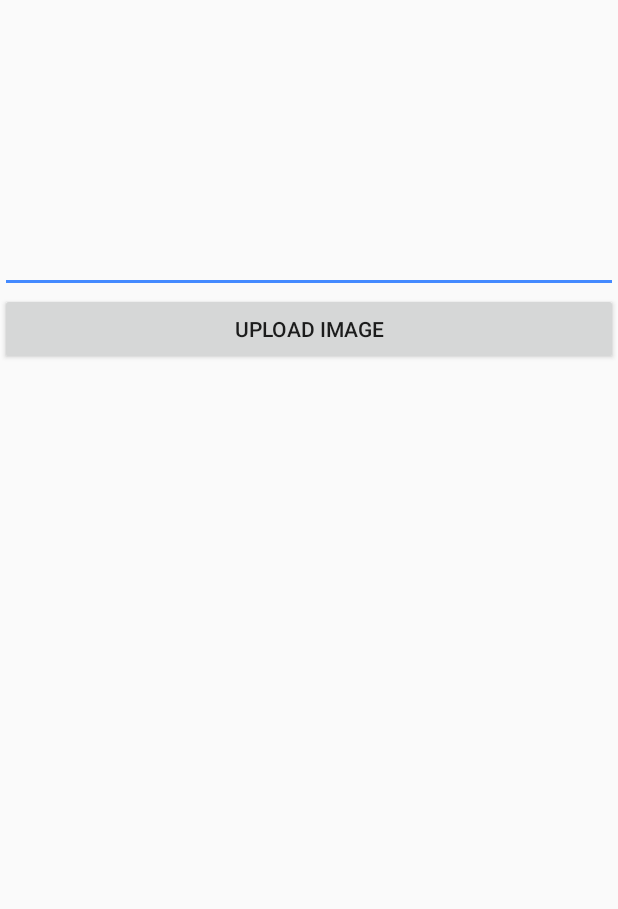
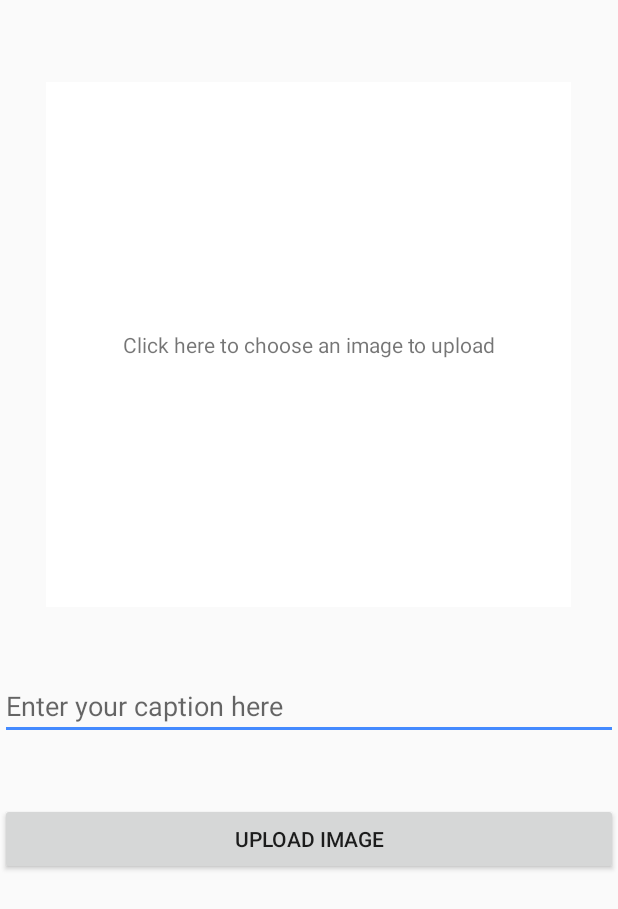
Before and after one commit to Jeandsmith/AASMM, an Android app: the CreateNewImagePostActivity screen opened directly, with no data from a screen before it, on a phone screen of 412 x 824 dp. Shown: the top 909 px of the screen. Run offline under Robolectric (Android 15) with nearby library versions, the phone set to English and light mode, and no system bars.

Commit message:
Added most of CreateNewImagePostActivity, added click here text

```diff
--- a/app/src/main/res/layout/activity_create_new_image_post.xml
+++ b/app/src/main/res/layout/activity_create_new_image_post.xml
@@ -6,25 +6,60 @@
     android:layout_height="match_parent"
     tools:context=".CreateNewImagePostActivity">
 
-    <androidx.appcompat.widget.LinearLayoutCompat android:layout_height="wrap_content" android:layout_width="match_parent" android:orientation="vertical" tools:ignore="MissingConstraints">
+    <Button
+        android:id="@+id/uploadImage"
+        android:layout_width="match_parent"
+        android:layout_height="wrap_content"
+        android:text="@string/upload_image"
+        app:layout_constraintBottom_toBottomOf="parent"
+        app:layout_constraintEnd_toEndOf="parent"
+        app:layout_constraintHorizontal_bias="0.0"
+        app:layout_constraintStart_toStartOf="parent"
+        app:layout_constraintTop_toBottomOf="@+id/imageToUpload"
+        app:layout_constraintVertical_bias="0.352"
+        tools:ignore="MissingConstraints" />
 
     <ImageView
         android:id="@+id/imageToUpload"
+        android:layout_width="350dp"
+        android:layout_height="350dp"
         android:layout_gravity="center_horizontal"
-            android:layout_width="150dp"
-            android:layout_height="150dp" />
+        android:background="#FFFFFF"
+        android:contentDescription="@string/click_here_to_choose_an_image_to_upload"
+        android:tint="#FFFFFF"
+        android:visibility="visible"
+        app:layout_constraintBottom_toBottomOf="parent"
+        app:layout_constraintEnd_toEndOf="parent"
+        app:layout_constraintHorizontal_bias="0.491"
+        app:layout_constraintStart_toStartOf="parent"
+        app:layout_constraintTop_toTopOf="parent"
+        app:layout_constraintVertical_bias="0.115"
+        tools:ignore="MissingConstraints" />
 
     <EditText
         android:id="@+id/caption"
         android:layout_width="match_parent"
-            android:layout_height="wrap_content" />
+        android:layout_height="wrap_content"
+        android:autofillHints=""
+        android:hint="@string/enter_your_caption_here"
+        android:inputType="text"
+        app:layout_constraintBottom_toTopOf="@+id/uploadImage"
+        app:layout_constraintEnd_toEndOf="parent"
+        app:layout_constraintHorizontal_bias="0.0"
+        app:layout_constraintStart_toStartOf="parent"
+        app:layout_constraintTop_toBottomOf="@+id/imageToUpload"
+        app:layout_constraintVertical_bias="0.508"
+        tools:ignore="MissingConstraints" />
 
-        <Button
-            android:id="@+id/uploadImage"
-            android:text="Upload Image"
-            android:layout_width="match_parent"
-            android:layout_height="wrap_content" />
+    <TextView
+        android:id="@+id/clickHereText"
+        android:layout_width="wrap_content"
+        android:layout_height="wrap_content"
+        android:text="@string/click_here_to_choose_an_image_to_upload"
+        app:layout_constraintBottom_toBottomOf="@+id/imageToUpload"
+        app:layout_constraintEnd_toEndOf="parent"
+        app:layout_constraintStart_toStartOf="parent"
+        app:layout_constraintTop_toTopOf="@+id/imageToUpload" />
 
-    </androidx.appcompat.widget.LinearLayoutCompat>
 
 </androidx.constraintlayout.widget.ConstraintLayout>
--- a/app/src/main/res/layout/activity_create_new_post.xml
+++ b/app/src/main/res/layout/activity_create_new_post.xml
@@ -18,7 +18,7 @@
         android:autofillHints=""
         android:ems="10"
         android:gravity="start|top"
-        android:hint="@string/write_you_re_new_post_hint"
+        android:hint="Write your new post here"
         android:inputType="textMultiLine"
         android:lines="4"
         app:layout_constraintEnd_toEndOf="parent"
--- a/app/src/main/res/values/strings.xml
+++ b/app/src/main/res/values/strings.xml
@@ -15,4 +15,7 @@
     <string name="new_post">Write New Post</string>
     <string name="write_you_re_new_post_hint">Write you\'re new post</string>
     <string name="create_new_post_text_view">Create A New Post</string>
+    <string name="click_here_to_choose_an_image_to_upload">Click here to choose an image to upload</string>
+    <string name="upload_image">Upload Image</string>
+    <string name="enter_your_caption_here">Enter your caption here</string>
 </resources>
--- a/build.gradle
+++ b/build.gradle
@@ -7,7 +7,7 @@ buildscript {
         jcenter()
     }
     dependencies {
-        classpath 'com.android.tools.build:gradle:3.6.1'
+        classpath 'com.android.tools.build:gradle:3.6.2'
         classpath "org.jetbrains.kotlin:kotlin-gradle-plugin:$kotlin_version"
         classpath 'com.google.gms:google-services:4.3.3'
         // NOTE: Do not place your application dependencies here; they belong
```
Lines whose indentation alone changed are shown as unchanged.
